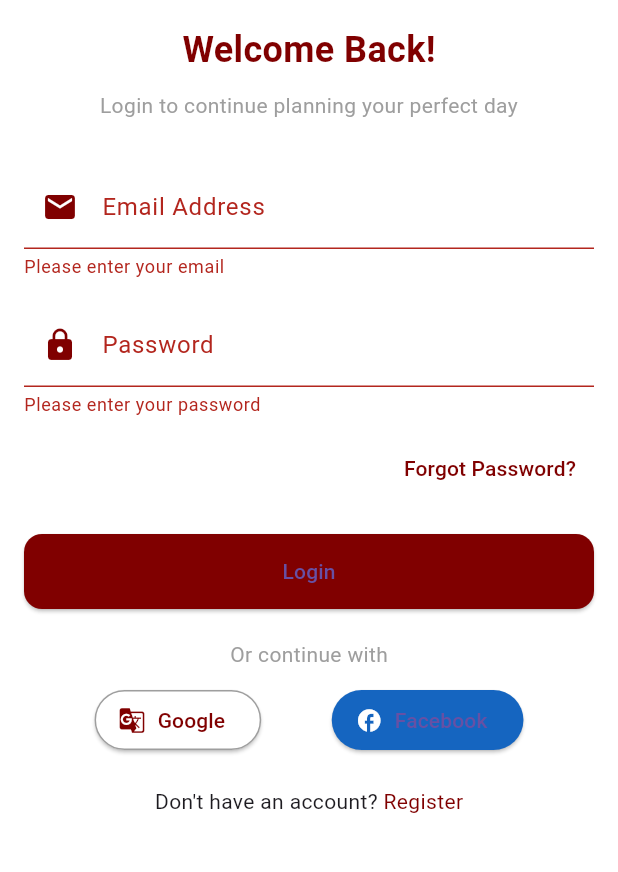
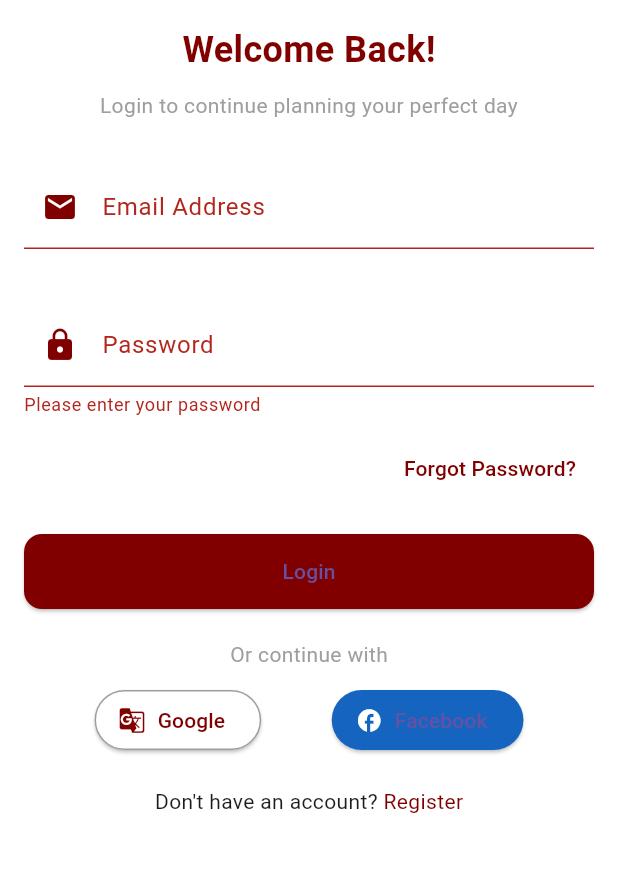
Before and after one commit to aryan45502/mobile_applicationfinal, a Flutter app: the LoginPage screen opened by its route, after a tap on "Login", on a phone screen of 412 x 824 dp, the part 84-956 px from its top. Run offline on Flutter 3.47's test engine with Material 3 defaults, Android fonts, the phone set to English and light mode, and no system bars; Roboto replaces fonts that are missing (Cursive).

Commit message:
changes5

```diff
--- a/lib/login_page.dart
+++ b/lib/login_page.dart
@@ -64,7 +64,7 @@ class _LoginPageState extends State<LoginPage> {
                   ),
                   validator: (value) {
                     if (value == null || value.isEmpty) {
-                      return 'Please enter your email';
+                      return '';
                     }
                     if (!RegExp(r'^[^@]+@[^@]+\.[^@]+').hasMatch(value)) {
                       return 'Enter a valid email';
--- a/lib/theme.dart
+++ b/lib/theme.dart
@@ -14,7 +14,7 @@ final ThemeData appTheme = ThemeData(
       shape: RoundedRectangleBorder(
         borderRadius: BorderRadius.circular(12),
       ),
-      textStyle: TextStyle(fontSize: 17, fontWeight: FontWeight.bold),
+      textStyle: TextStyle(fontSize: 16, fontWeight: FontWeight.bold),
     ),
   ),
 );
```
